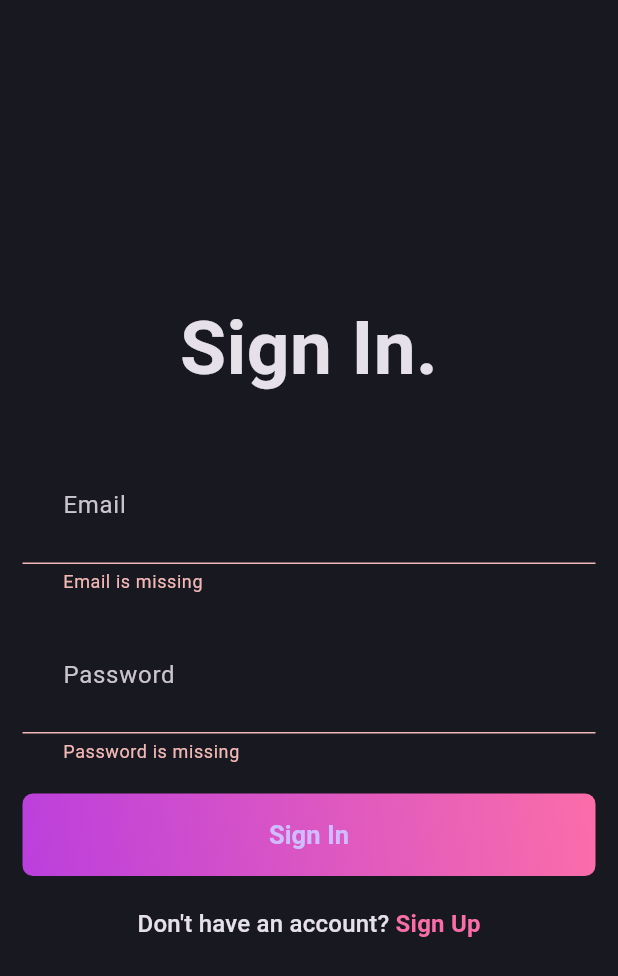
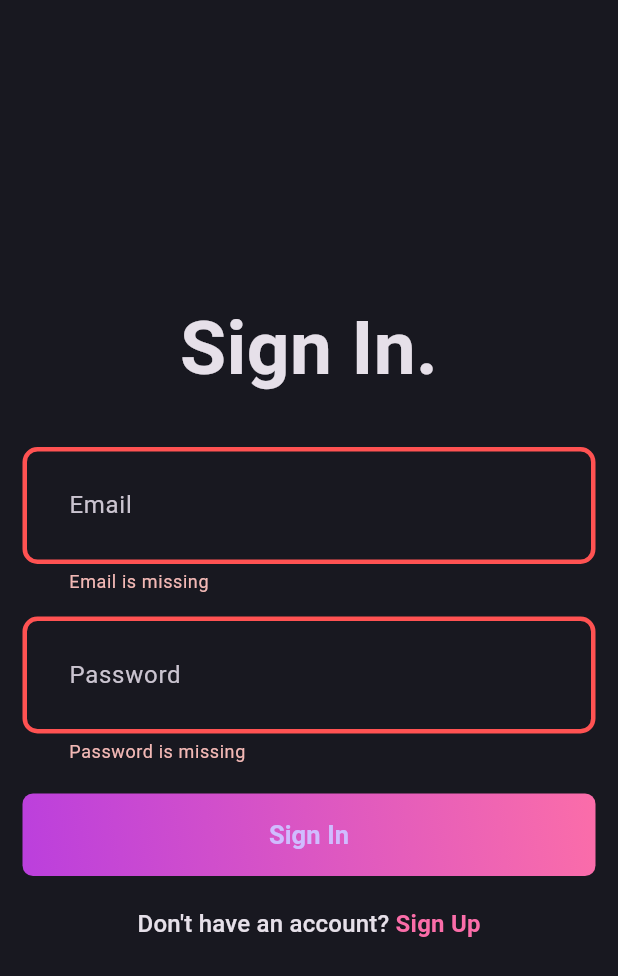
Before and after one commit to Pin3appl3ishan/blog-app, a Flutter app: the screen it shows after launch, after a tap on "Sign In", on a phone screen of 412 x 824 dp. Shown: the top 976 px of the screen. Run offline on Flutter 3.47's test engine with Material 3 defaults, Android fonts, the phone set to English and light mode, and no system bars; our stand-ins replace dotted_border, flutter_bloc, fpdart, get_it, image_picker, supabase_flutter; accounts and stored records are empty.

Commit message:
fix: update inputDecorationTheme to include errorBorder for better validation feedback

```diff
--- a/lib/core/theme/theme.dart
+++ b/lib/core/theme/theme.dart
@@ -15,8 +15,10 @@ class AppTheme {
     ),
     inputDecorationTheme: InputDecorationTheme(
       contentPadding: const EdgeInsets.all(27),
+      border: _border(),
       enabledBorder: _border(),
       focusedBorder: _border(AppPallete.gradient2),
+      errorBorder: _border(AppPallete.errorColor)
     ),
   );
 }
```
